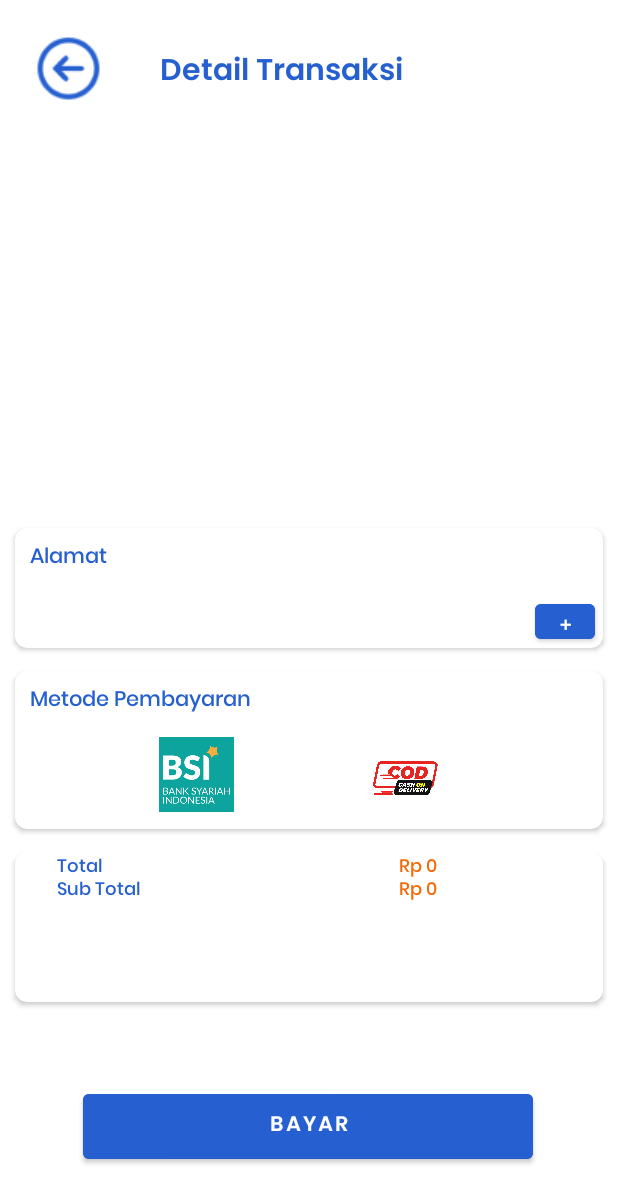
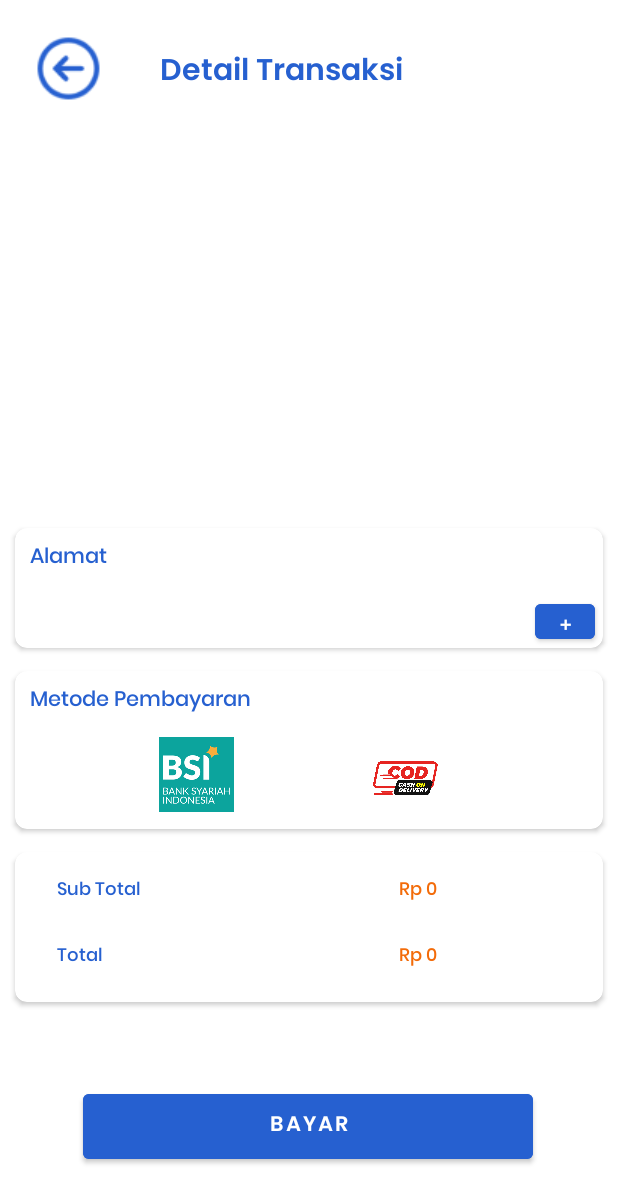
Before and after one commit to DanilGans/Padil_Store, an Android app: the DetailTransaksi screen opened directly, with no data from a screen before it, on a phone screen of 412 x 824 dp. Shown: the top 1203 px of the screen. Run offline under Robolectric (Android 15) with nearby library versions, the phone set to English and light mode, and no system bars; our stand-ins replace Firebase (no records; nobody signed in at launch, a user with empty details on screens opened directly); pictures from the network do not load.

```diff
--- a/app/src/main/res/layout/activity_detail_transaksi.xml
+++ b/app/src/main/res/layout/activity_detail_transaksi.xml
@@ -202,25 +202,27 @@
                 android:layout_width="wrap_content"
                 android:layout_height="wrap_content"
                 android:layout_marginStart="28dp"
+                android:layout_marginBottom="20dp"
                 android:fontFamily="@font/poppins_medium"
                 android:text="Total"
                 android:textColor="@color/main"
                 android:textSize="12sp"
-                app:layout_constraintStart_toStartOf="parent"
-                tools:layout_editor_absoluteY="74dp" />
+                app:layout_constraintBottom_toBottomOf="parent"
+                app:layout_constraintStart_toStartOf="parent" />
 
             <TextView
                 android:id="@+id/totalDT"
                 android:layout_width="wrap_content"
                 android:layout_height="wrap_content"
+                android:layout_marginBottom="20dp"
                 android:fontFamily="@font/poppins_medium"
                 android:text="Rp 0"
                 android:textColor="@color/oren"
                 android:textSize="12sp"
+                app:layout_constraintBottom_toBottomOf="parent"
                 app:layout_constraintEnd_toEndOf="@+id/subtotalDT"
                 app:layout_constraintHorizontal_bias="1.0"
-                app:layout_constraintStart_toEndOf="@+id/textView24"
-                tools:layout_editor_absoluteY="73dp" />
+                app:layout_constraintStart_toEndOf="@+id/textView24" />
 
 
         </androidx.constraintlayout.widget.ConstraintLayout>
```
Also changed, not shown: app/src/main/java/com/example/padil/Activity/KonfirmasiPembayaran.java (+13 -4 lines).
